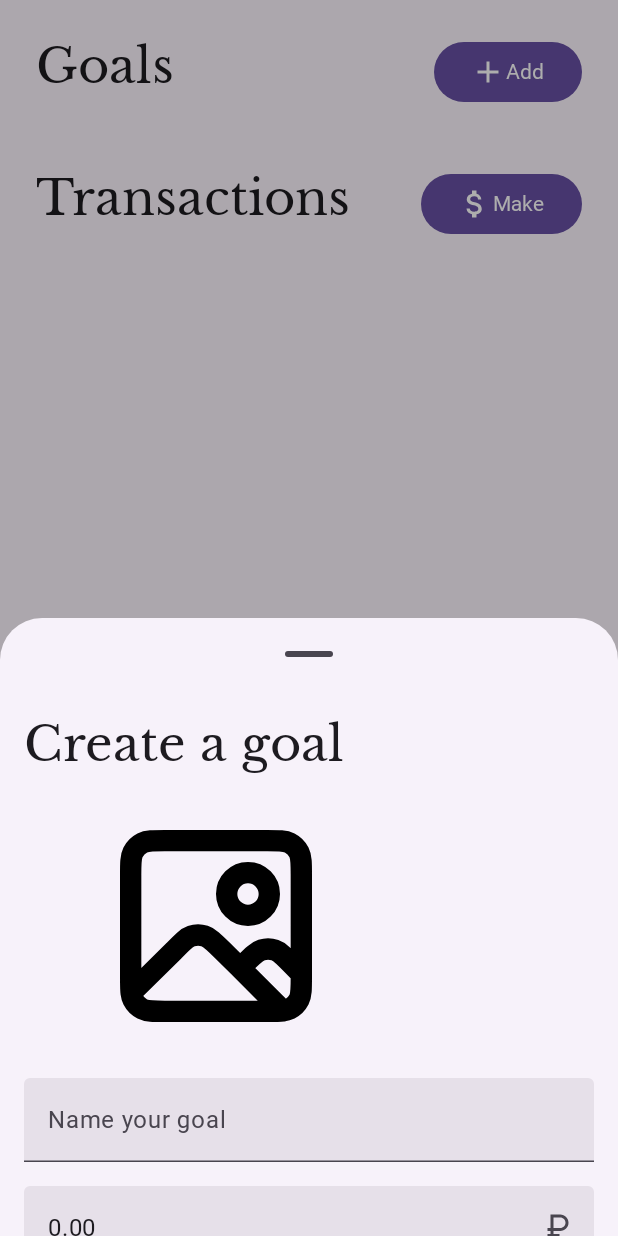
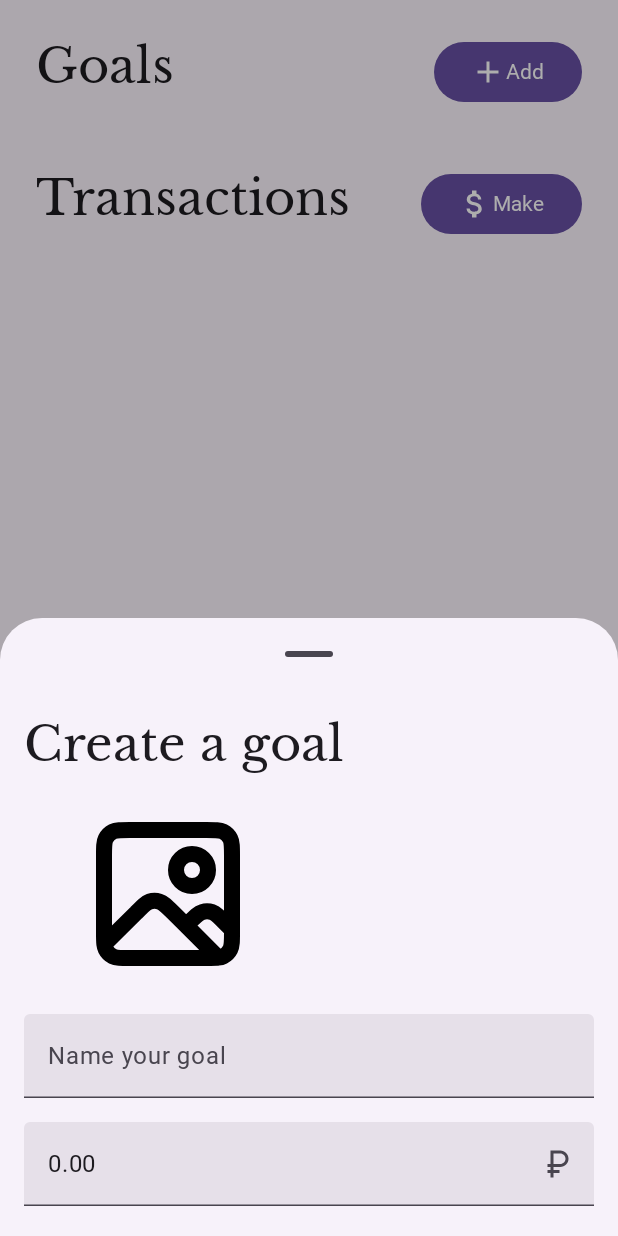
Before and after one commit to yaroslav-belozerov/SuperFinancer, an Android app built with Jetpack Compose: the composable FinanceScreen shown on its own in the app's theme, after a tap on "Add", on a phone screen of 412 x 824 dp. Run offline under Robolectric (Android 15) with nearby library versions, the phone set to English and light mode, and no system bars; our stand-ins replace Room's generated code, Shimmer; libraries missing offline, so code that uses them is left out: com.ramcosta.composedestinations; pictures from the network do not load; Roboto replaces fonts that are not available here; 3 statements that could not run were skipped.

Commit message:
image ui impro

```diff
--- a/app/src/main/res/drawable/image_placeholder_dark.xml
+++ b/app/src/main/res/drawable/image_placeholder_dark.xml
@@ -1,6 +1,6 @@
 <vector xmlns:android="http://schemas.android.com/apk/res/android"
-    android:width="800dp"
-    android:height="800dp"
+    android:width="400dp"
+    android:height="400dp"
     android:viewportWidth="24"
     android:viewportHeight="24">
   <path
--- a/app/src/main/res/drawable/image_placeholder_light.xml
+++ b/app/src/main/res/drawable/image_placeholder_light.xml
@@ -1,6 +1,6 @@
 <vector xmlns:android="http://schemas.android.com/apk/res/android"
-    android:width="800dp"
-    android:height="800dp"
+    android:width="400dp"
+    android:height="400dp"
     android:viewportWidth="24"
     android:viewportHeight="24">
   <path
```
Also changed, not shown: app/src/main/java/com/yaabelozerov/superfinancer/ui/screens/FinanceScreen.kt (+61 -10 lines).
